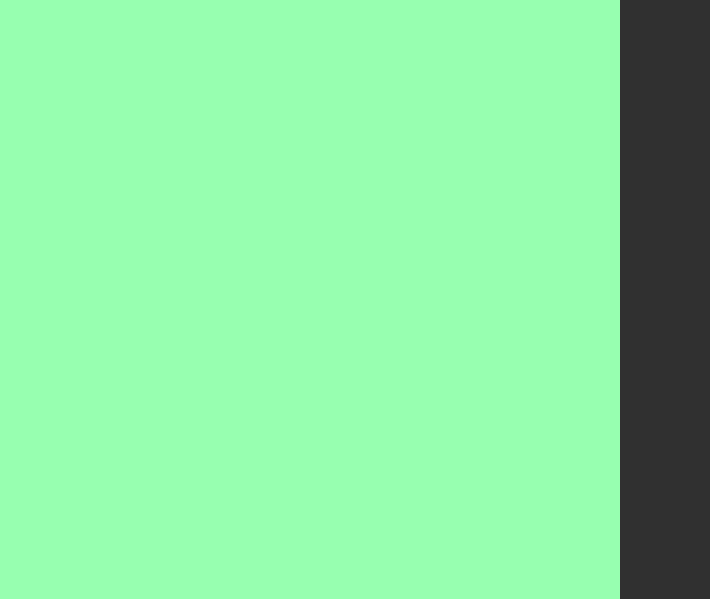
Old version of the form src/views/planvacationview.ui in the repository minorleaguegrayonassociates/GrayonSlam.
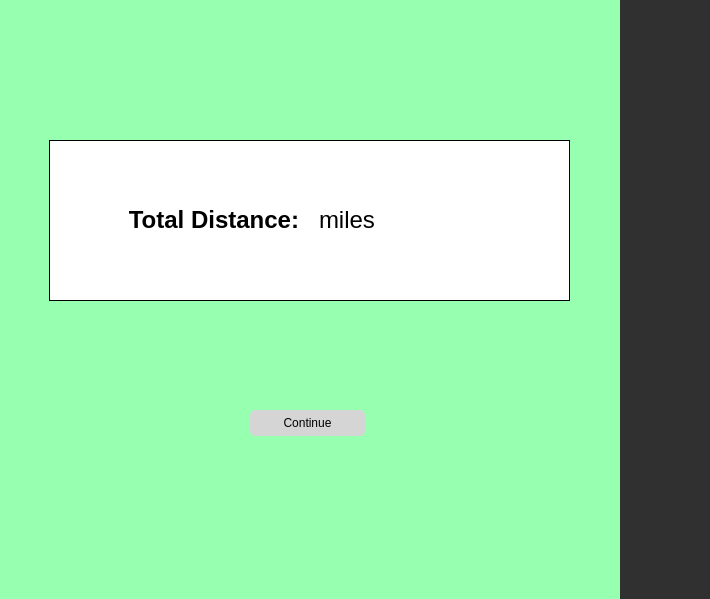
New version of the form. The open tabs and pages were chosen to show the change.

Diff of the .ui file:
```diff
--- a/src/views/planvacationview.ui
+++ b/src/views/planvacationview.ui
@@ -48,6 +48,22 @@
 {
 background-color: #303030;
 color:white;
+}
+
+QWidget#background {
+background-color: white;
+border: 1px solid black;
+}
+
+QLabel#distanceLabel {
+font-size: 24px;
+font: bold;
+color:black;
+}
+
+QLabel#distance {
+font-size: 24px;
+color:black;
 }</string>
   </property>
   <widget class="QStackedWidget" name="planVacationStack">
@@ -120,6 +136,69 @@
       </sizepolicy>
      </property>
     </widget>
+    <widget class="QWidget" name="background" native="true">
+     <property name="geometry">
+      <rect>
+       <x>49</x>
+       <y>140</y>
+       <width>521</width>
+       <height>161</height>
+      </rect>
+     </property>
+     <widget class="QLabel" name="distance">
+      <property name="geometry">
+       <rect>
+        <x>270</x>
+        <y>40</y>
+        <width>220</width>
+        <height>80</height>
+       </rect>
+      </property>
+      <property name="styleSheet">
+       <string notr="true"/>
+      </property>
+      <property name="text">
+       <string>miles</string>
+      </property>
+     </widget>
+     <widget class="QLabel" name="distanceLabel">
+      <property name="geometry">
+       <rect>
+        <x>30</x>
+        <y>40</y>
+        <width>220</width>
+        <height>80</height>
+       </rect>
+      </property>
+      <property name="styleSheet">
+       <string notr="true"/>
+      </property>
+      <property name="text">
+       <string>Total Distance:</string>
+      </property>
+      <property name="alignment">
+       <set>Qt::AlignRight|Qt::AlignTrailing|Qt::AlignVCenter</set>
+      </property>
+     </widget>
+    </widget>
+    <widget class="QPushButton" name="ContinueToNext">
+     <property name="geometry">
+      <rect>
+       <x>250</x>
+       <y>410</y>
+       <width>115</width>
+       <height>26</height>
+      </rect>
+     </property>
+     <property name="styleSheet">
+      <string notr="true">color:black;
+background:#D5D5D5;
+border-radius:5px;</string>
+     </property>
+     <property name="text">
+      <string>Continue</string>
+     </property>
+    </widget>
    </widget>
   </widget>
  </widget>
```
Left out of the diff: 2 changed lines with no effect on the pictures.
